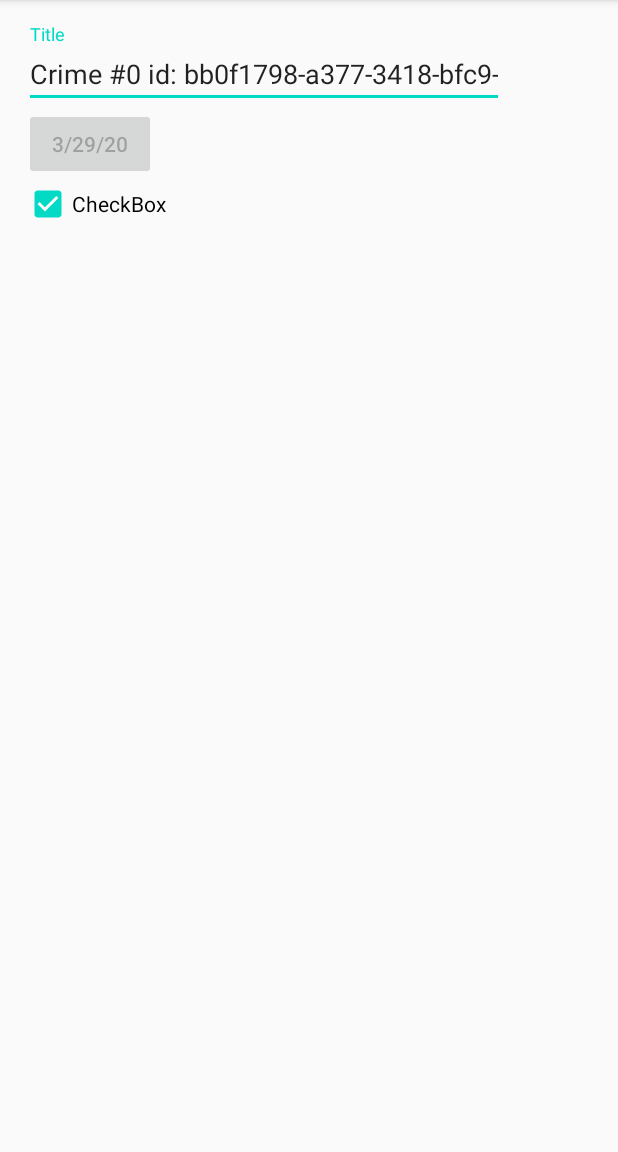
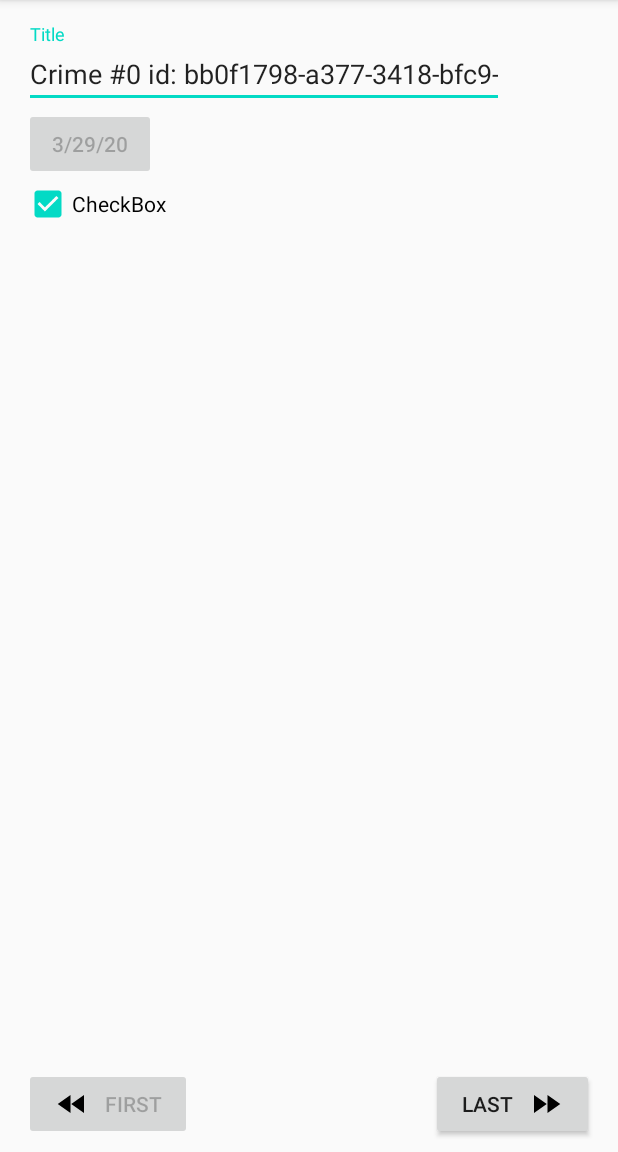
Before and after one commit to EugeneAlexandrov/CriminalIntent, an Android app: the screen it shows after launch (CrimeActivity before the commit, CrimePagerActivity after it), after a tap on an icon or button, on a phone screen of 412 x 824 dp, the part 84-1236 px from its top. Run offline under Robolectric (Android 15) with nearby library versions, the phone set to English and light mode, and no system bars; Roboto replaces fonts that are not available here.

Commit message:
изменение CrimeFragment для использования ViewPager

```diff
--- a/app/src/main/AndroidManifest.xml
+++ b/app/src/main/AndroidManifest.xml
@@ -16,7 +16,7 @@
                 <category android:name="android.intent.category.LAUNCHER" />
             </intent-filter>
         </activity>
-        <activity android:name=".CrimeActivity">
+        <activity android:name=".CrimePagerActivity">
 
         </activity>
 
--- a/app/src/main/java/com/mybclym/criminalintent/CrimeActivity.java
+++ b/app/src/main/java/com/mybclym/criminalintent/CrimeActivity.java
@@ -2,6 +2,7 @@ package com.mybclym.criminalintent;
 
 import android.content.Context;
 import android.content.Intent;
+import android.util.Log;
 
 import androidx.fragment.app.Fragment;
 
@@ -22,4 +23,34 @@ public class CrimeActivity extends SingleFragmentActivity {
         intent.putExtra(EXTRA_CRIME_ID, crime_id);
         return intent;
     }
+
+    @Override
+    protected void onStart() {
+        super.onStart();
+        Log.d("TEST", "CrimeActivity onStart");
+    }
+
+    @Override
+    protected void onResume() {
+        super.onResume();
+        Log.d("TEST", "CrimeActivity onResume");
+    }
+
+    @Override
+    protected void onPause() {
+        super.onPause();
+        Log.d("TEST", "CrimeActivity onPause");
+    }
+
+    @Override
+    protected void onStop() {
+        super.onStop();
+        Log.d("TEST", "CrimeActivity onStop");
+    }
+
+    @Override
+    protected void onDestroy() {
+        super.onDestroy();
+        Log.d("TEST", "CrimeActivity onDestroy");
+    }
 }
--- a/app/src/main/java/com/mybclym/criminalintent/CrimeFragment.java
+++ b/app/src/main/java/com/mybclym/criminalintent/CrimeFragment.java
@@ -3,6 +3,7 @@ package com.mybclym.criminalintent;
 import android.os.Bundle;
 import android.text.Editable;
 import android.text.TextWatcher;
+import android.util.Log;
 import android.view.LayoutInflater;
 import android.view.View;
 import android.view.ViewGroup;
@@ -36,13 +37,21 @@ public class CrimeFragment extends Fragment {
     @Override
     public void onCreate(@Nullable Bundle savedInstanceState) {
         super.onCreate(savedInstanceState);
+        Log.d("TEST", "Fragment Crime onCreate");
         UUID mID = (UUID) getArguments().getSerializable(ARGS_CRIME_ID);
         mCrime = CrimeLab.get().getCrime(mID);
+    }
+
+    @Override
+    public void onResume() {
+        super.onResume();
+        Log.d("TEST", "Fragment Crime onResume");
     }
 
     @Nullable
     @Override
     public View onCreateView(@NonNull LayoutInflater inflater, @Nullable ViewGroup container, @Nullable Bundle savedInstanceState) {
+        Log.d("TEST", "Fragment Crime onCreateView");
         View v = inflater.inflate(R.layout.fragment_crime, container, false);
 
         edittext_title = (EditText) v.findViewById(R.id.crimeFragment_edittext_title);
--- a/app/src/main/java/com/mybclym/criminalintent/CrimeListActivity.java
+++ b/app/src/main/java/com/mybclym/criminalintent/CrimeListActivity.java
@@ -1,4 +1,6 @@
 package com.mybclym.criminalintent;
+
+import android.util.Log;
 
 import androidx.fragment.app.Fragment;
 
@@ -7,4 +9,34 @@ public class CrimeListActivity extends SingleFragmentActivity {
     protected Fragment createFragment() {
         return new CrimeListFragment();
     }
+
+    @Override
+    protected void onStart() {
+        super.onStart();
+        Log.d("TEST", "CrimeListActivity onStart");
+    }
+
+    @Override
+    protected void onResume() {
+        super.onResume();
+        Log.d("TEST", "CrimeListActivity onResume");
+    }
+
+    @Override
+    protected void onPause() {
+        super.onPause();
+        Log.d("TEST", "CrimeListActivity onPause");
+    }
+
+    @Override
+    protected void onStop() {
+        super.onStop();
+        Log.d("TEST", "CrimeListActivity onStop");
+    }
+
+    @Override
+    protected void onDestroy() {
+        super.onDestroy();
+        Log.d("TEST", "CrimeListActivity onDestroy");
+    }
 }
--- a/app/src/main/java/com/mybclym/criminalintent/CrimeListFragment.java
+++ b/app/src/main/java/com/mybclym/criminalintent/CrimeListFragment.java
@@ -27,14 +27,21 @@ public class CrimeListFragment extends Fragment {
     @Override
     public void onCreate(@Nullable Bundle savedInstanceState) {
         super.onCreate(savedInstanceState);
-        Log.d("TEST", "Fragment onCreate");
+        Log.d("TEST", "Fragment CrimeList onCreate");
         mCrimes = CrimeLab.get().getCrimes();
     }
 
+    @Override
+    public void onResume() {
+        super.onResume();
+        Log.d("TEST", "Fragment CrimeList onResume");
+        adapter.notifyDataSetChanged();
+    }
 
     @Nullable
     @Override
     public View onCreateView(@NonNull LayoutInflater inflater, @Nullable ViewGroup container, @Nullable Bundle savedInstanceState) {
+        Log.d("TEST", "Fragment CrimeList onCreateView");
         View v;
         v = inflater.inflate(R.layout.fragment_crimelist, container, false);
         mRecyclerView = (RecyclerView) v.findViewById(R.id.recyclerview_crimesList);
@@ -47,9 +54,11 @@ public class CrimeListFragment extends Fragment {
 
     private class CrimeAdapter extends RecyclerView.Adapter<CrimeAdapter.CrimeViewHolder> {
         List<Crime> mCrimeList;
+        int mCrime_position;
 
         public CrimeAdapter(List<Crime> crimes) {
             mCrimeList = crimes;
+
         }
 
         @NonNull
@@ -98,7 +107,7 @@ public class CrimeListFragment extends Fragment {
 
             @Override
             public void onClick(View v) {
-                Intent intent = CrimeActivity.newIntent(getActivity(), mCrime.getID());
+                Intent intent = CrimePagerActivity.newIntent(getActivity(), mCrime.getID(), getAdapterPosition());
                 startActivity(intent);
             }
         }
--- /dev/null
+++ b/app/src/main/java/com/mybclym/criminalintent/CrimePagerActivity.java
@@ -0,0 +1,80 @@
+package com.mybclym.criminalintent;
+
+import android.content.Context;
+import android.content.Intent;
+import android.os.Bundle;
+import android.util.Log;
+import android.view.View;
+import android.widget.Button;
+
+import androidx.annotation.NonNull;
+import androidx.annotation.Nullable;
+import androidx.appcompat.app.AppCompatActivity;
+import androidx.fragment.app.Fragment;
+import androidx.fragment.app.FragmentStatePagerAdapter;
+import androidx.viewpager.widget.ViewPager;
+
+import java.util.List;
+import java.util.UUID;
+
+public class CrimePagerActivity extends AppCompatActivity implements View.OnClickListener {
+    private static final String EXTRA_CRIME_ID = "com.mybclym.criminalintent.extra_crime_id";
+    private static final String EXTRA_CRIME_POSITION = "com.mybclym.criminalintent.extra_crime_position";
+    Button viewpager_btn_first, viewpager_btn_last;
+    ViewPager crime_viewpager;
+    List<Crime> mCrimeList;
+
+    @Override
+    protected void onCreate(@Nullable Bundle savedInstanceState) {
+        super.onCreate(savedInstanceState);
+        setContentView(R.layout.activity_crime_pager);
+        mCrimeList = CrimeLab.get().getCrimes();
+        crime_viewpager = (ViewPager) findViewById(R.id.crime_viewpager);
+        viewpager_btn_first = (Button) findViewById(R.id.viewpager_btn_first);
+        viewpager_btn_last = (Button) findViewById(R.id.viewpager_btn_last);
+        viewpager_btn_last.setOnClickListener(this);
+        viewpager_btn_first.setOnClickListener(this);
+        crime_viewpager.setAdapter(new FragmentStatePagerAdapter(getSupportFragmentManager()) {
+            @NonNull
+            @Override
+            public Fragment getItem(int position) {
+                Log.d("TEST", String.valueOf(position));
+                viewpager_btn_first.setEnabled(crime_viewpager.getCurrentItem() != 0);
+                viewpager_btn_last.setEnabled(crime_viewpager.getCurrentItem() != mCrimeList.size() - 1);
+                return CrimeFragment.newInstance(mCrimeList.get(position).getID());
+            }
+
+            @Override
+            public int getCount() {
+                return mCrimeList.size();
+            }
+
+
+        });
+        crime_viewpager.setCurrentItem(getIntent().getIntExtra(EXTRA_CRIME_POSITION, 0));
+
+    }
+
+    protected static Intent newIntent(Context packagecontext, UUID crime_id, int position) {
+        Intent intent = new Intent(packagecontext, CrimePagerActivity.class);
+        intent.putExtra(EXTRA_CRIME_ID, crime_id);
+        intent.putExtra(EXTRA_CRIME_POSITION, position);
+        return intent;
+    }
+
+    @Override
+    public void onClick(View v) {
+        switch (v.getId()) {
+            case R.id.viewpager_btn_first:
+                crime_viewpager.setCurrentItem(0);
+                break;
+            case R.id.viewpager_btn_last:
+                crime_viewpager.setCurrentItem(mCrimeList.size());
+                break;
+        }
+    }
+
+    private boolean isEnable(int position) {
+        return !((position == 0) | (position == (mCrimeList.size() - 1)));
+    }
+}
--- a/app/src/main/java/com/mybclym/criminalintent/SingleFragmentActivity.java
+++ b/app/src/main/java/com/mybclym/criminalintent/SingleFragmentActivity.java
@@ -1,6 +1,7 @@
 package com.mybclym.criminalintent;
 
 import android.os.Bundle;
+import android.util.Log;
 
 import androidx.annotation.Nullable;
 import androidx.appcompat.app.AppCompatActivity;
@@ -13,6 +14,7 @@ public abstract class SingleFragmentActivity extends AppCompatActivity {
     @Override
     protected void onCreate(@Nullable Bundle savedInstanceState) {
         super.onCreate(savedInstanceState);
+        Log.d("TEST", "SingleFragmentACtivity onCreate");
         setContentView(R.layout.activity_fragmentcontainer);
         FragmentManager fm = getSupportFragmentManager();
         Fragment fragment = fm.findFragmentById(R.id.fragment_container);
@@ -21,4 +23,6 @@ public abstract class SingleFragmentActivity extends AppCompatActivity {
             fm.beginTransaction().add(R.id.fragment_container, fragment).commit();
         }
     }
+
+
 }
--- /dev/null
+++ b/app/src/main/res/drawable/forward_24px.xml
@@ -0,0 +1,9 @@
+<vector xmlns:android="http://schemas.android.com/apk/res/android"
+    android:width="24dp"
+    android:height="24dp"
+    android:viewportWidth="24"
+    android:viewportHeight="24">
+  <path
+      android:fillColor="#FF000000"
+      android:pathData="M4,18l8.5,-6L4,6v12zM13,6v12l8.5,-6L13,6z"/>
+</vector>
--- /dev/null
+++ b/app/src/main/res/drawable/rewind_24px.xml
@@ -0,0 +1,9 @@
+<vector xmlns:android="http://schemas.android.com/apk/res/android"
+    android:width="24dp"
+    android:height="24dp"
+    android:viewportWidth="24"
+    android:viewportHeight="24">
+  <path
+      android:fillColor="#FF000000"
+      android:pathData="M11,18L11,6l-8.5,6 8.5,6zM11.5,12l8.5,6L20,6l-8.5,6z"/>
+</vector>
--- /dev/null
+++ b/app/src/main/res/layout/activity_crime_pager.xml
@@ -0,0 +1,50 @@
+<?xml version="1.0" encoding="utf-8"?>
+<androidx.constraintlayout.widget.ConstraintLayout xmlns:android="http://schemas.android.com/apk/res/android"
+    xmlns:app="http://schemas.android.com/apk/res-auto"
+    xmlns:tools="http://schemas.android.com/tools"
+    android:layout_width="match_parent"
+    android:layout_height="match_parent">
+
+    <androidx.viewpager.widget.ViewPager
+        android:id="@+id/crime_viewpager"
+        android:layout_width="match_parent"
+        android:layout_height="0dp"
+        android:layout_marginBottom="8dp"
+        app:layout_constraintBottom_toTopOf="@+id/viewpager_btn_first"
+        app:layout_constraintEnd_toEndOf="parent"
+        app:layout_constraintHorizontal_bias="1.0"
+        app:layout_constraintStart_toStartOf="parent"
+        app:layout_constraintTop_toTopOf="parent"
+        app:layout_constraintVertical_bias="1.0" />
+
+    <Button
+        android:id="@+id/viewpager_btn_last"
+        android:layout_width="wrap_content"
+        android:layout_height="wrap_content"
+        android:layout_marginEnd="16dp"
+        android:layout_marginBottom="8dp"
+        android:drawableEnd="@drawable/forward_24px"
+        android:drawablePadding="10dp"
+        android:paddingHorizontal="20dp"
+        android:text="Last"
+        app:layout_constraintBottom_toBottomOf="parent"
+        app:layout_constraintEnd_toEndOf="parent"
+        app:layout_constraintHorizontal_bias="0.5"
+        app:layout_constraintStart_toEndOf="@+id/viewpager_btn_first" />
+
+    <Button
+        android:id="@+id/viewpager_btn_first"
+        android:layout_width="wrap_content"
+        android:layout_height="wrap_content"
+        android:layout_marginStart="16dp"
+        android:layout_marginBottom="8dp"
+        android:drawableStart="@drawable/rewind_24px"
+        android:drawablePadding="10dp"
+        android:paddingHorizontal="20dp"
+        android:text="First"
+        app:layout_constraintBottom_toBottomOf="parent"
+        app:layout_constraintEnd_toStartOf="@+id/viewpager_btn_last"
+        app:layout_constraintHorizontal_bias="0.5"
+        app:layout_constraintHorizontal_chainStyle="spread_inside"
+        app:layout_constraintStart_toStartOf="parent" />
+</androidx.constraintlayout.widget.ConstraintLayout>
```
